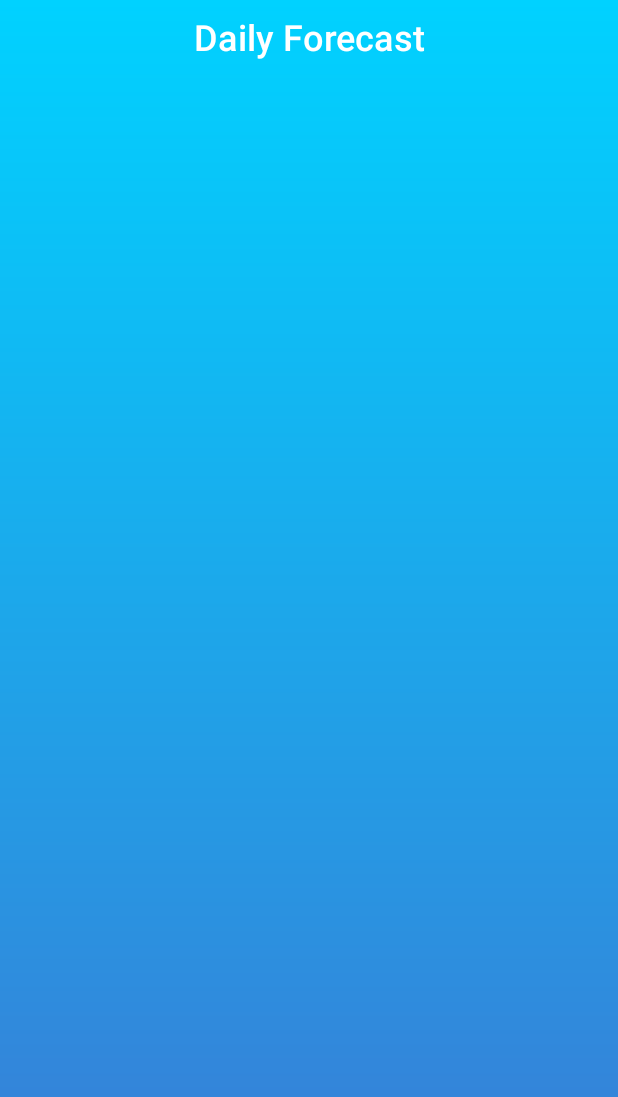
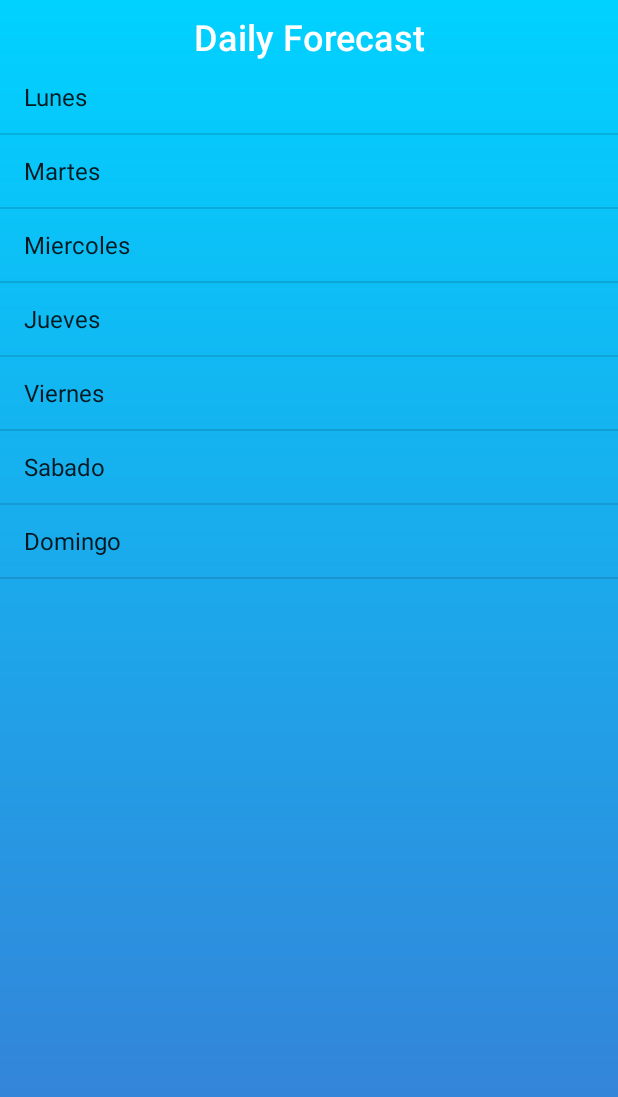
Before and after one commit to pablo384/ColorWeather, an Android app: the DailyWeatherActivity screen opened directly, with no data from a screen before it, on a phone screen of 412 x 824 dp. Shown: the top 1097 px of the screen. Run offline under Robolectric (Android 15) with nearby library versions, the phone set to English and light mode, and no system bars; network calls fail.

Commit message:
ListActivity, clase Day

```diff
--- a/app/src/main/java/com/proeduka/colorweather/DailyWeatherActivity.java
+++ b/app/src/main/java/com/proeduka/colorweather/DailyWeatherActivity.java
@@ -1,13 +1,34 @@
 package com.proeduka.colorweather;
 
 import android.app.Activity;
+import android.app.ListActivity;
 import android.os.Bundle;
+import android.widget.ArrayAdapter;
 
-public class DailyWeatherActivity extends Activity {
+import java.util.ArrayList;
+
+public class DailyWeatherActivity extends ListActivity {
 
     @Override
     protected void onCreate(Bundle savedInstanceState) {
         super.onCreate(savedInstanceState);
         setContentView(R.layout.activity_daily_weather);
+
+        ArrayList<String> daysArray = new ArrayList<String>();
+        daysArray.add("Lunes");
+        daysArray.add("Martes");
+        daysArray.add("Miercoles");
+        daysArray.add("Jueves");
+        daysArray.add("Viernes");
+        daysArray.add("Sabado");
+        daysArray.add("Domingo");
+
+
+        ArrayAdapter<String> daysAdapter =
+                new ArrayAdapter<String>(this,
+                        android.R.layout.simple_list_item_1,
+                        daysArray);
+
+        setListAdapter(daysAdapter);
     }
 }
--- a/app/src/main/res/layout/activity_daily_weather.xml
+++ b/app/src/main/res/layout/activity_daily_weather.xml
@@ -19,6 +19,7 @@
         android:textStyle="bold" />
 
     <ListView
+        android:id="@android:id/list"
         android:layout_width="match_parent"
         android:layout_height="match_parent"
         android:layout_below="@+id/dailyWeatherTitleTextView"
```
Also changed, not shown: app/src/main/java/com/proeduka/colorweather/Day.java (added, +41 -0 lines), app/src/main/res/layout/daily_list_item.xml (added, +32 -0 lines).
